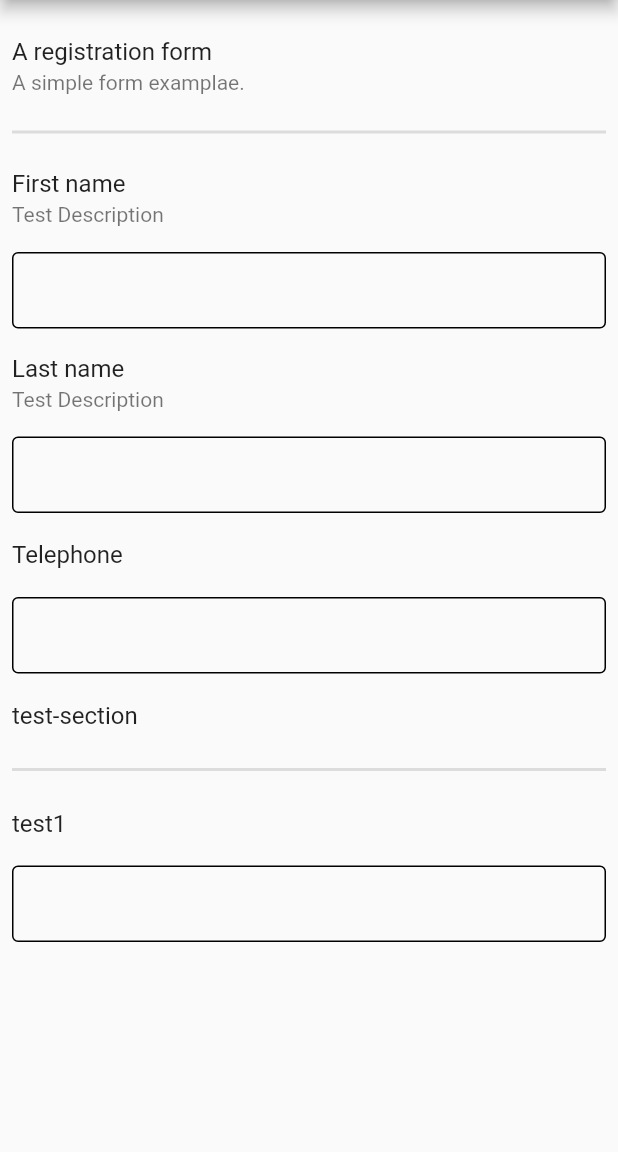
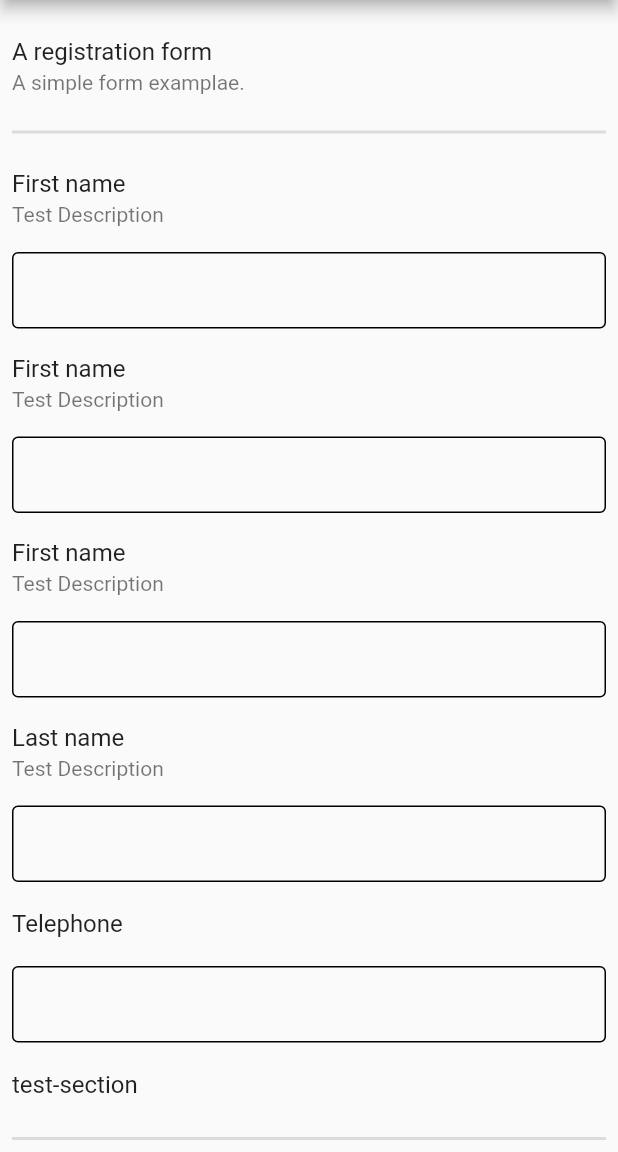
Before and after one commit to aTNa-Lab/atna_json_schema_form, a Flutter app: the screen it shows after launch, on a phone screen of 412 x 824 dp, the part 84-1236 px from its top. Run offline on Flutter 3.47's test engine with Material 2 defaults, Android fonts, the phone set to English and light mode, and no system bars.

```diff
--- a/lib/main.dart
+++ b/lib/main.dart
@@ -49,6 +49,20 @@ class _MyHomePageState extends State<MyHomePage> {
           "enum": ["atai", "btai", "ctai"],
           "enumNames": ['1', '2']
         },
+        "firstName2": {
+          "type": "string",
+          "title": "First name",
+          "description": "Test Description",
+          "enum": ["atai", "btai", "ctai"],
+          "enumNames": ['1', '2']
+        },
+        "firstName3": {
+          "type": "string",
+          "title": "First name",
+          "description": "Test Description",
+          "enum": ["atai", "btai", "ctai"],
+          "enumNames": ['1', '2']
+        },
         "lastName": {"type": "string", "description": "Test Description", "title": "Last name"},
         "telephone": {"type": "string", "title": "Telephone", "minLength": 10},
         "test-section": {
@@ -80,8 +94,10 @@ class _MyHomePageState extends State<MyHomePage> {
       ),
       body: Padding(
         padding: const EdgeInsets.all(8.0),
-        child: FormBuilder(
-          model: model,
+        child: SingleChildScrollView(
+          child: FormBuilder(
+            model: model,
+          ),
         ),
       ),
     );
--- a/lib/widgets/section_widget.dart
+++ b/lib/widgets/section_widget.dart
@@ -32,6 +32,7 @@ class _SectionWidgetState extends State<SectionWidget> {
       description: widget.model.description,
       child: ListView.builder(
         shrinkWrap: true,
+        physics: const NeverScrollableScrollPhysics(),
         itemCount: widget.model.fields.length,
         itemBuilder: (context, index) {
           final model = widget.model.fields[index];
```
